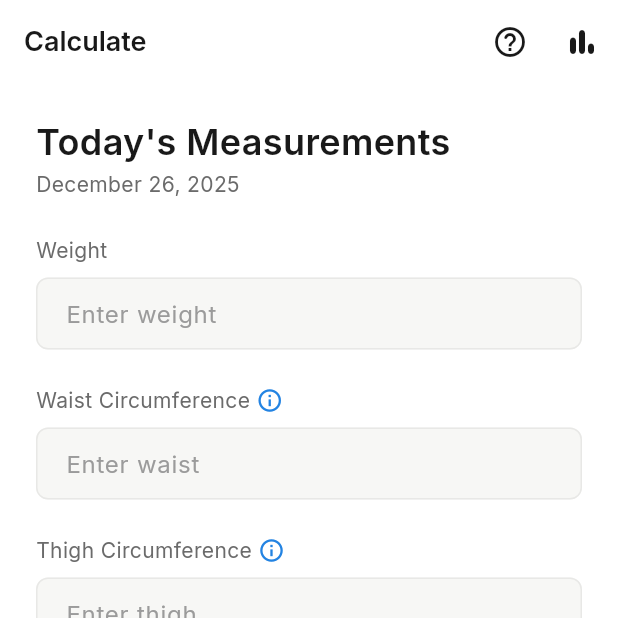
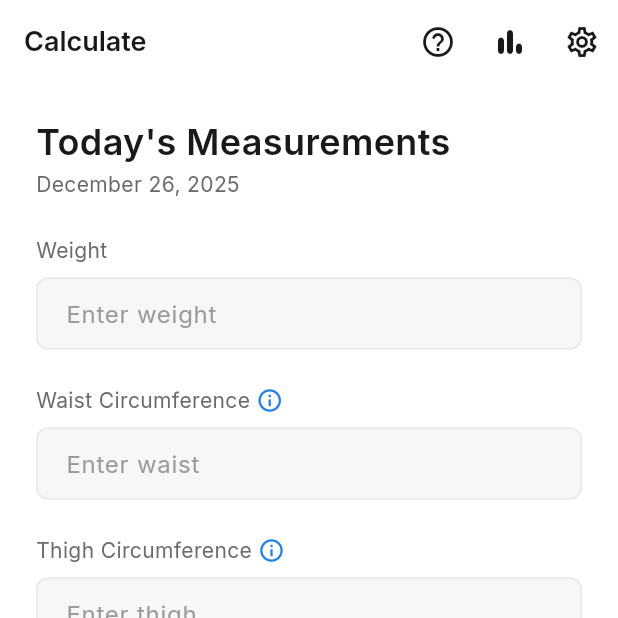
Before and after one commit to dmissoh/visco, a Flutter app: the screen it shows after launch, after a tap on "Continue", on a phone screen of 412 x 824 dp, the top half of it. Run offline on Flutter 3.47's test engine with Material 3 defaults, Android fonts, the light colour scheme and no system bars; our stand-ins replace fl_chart, flutter_riverpod, go_router, google_fonts, hive, hive_flutter; accounts and stored records are empty.

Commit message:
Add settings page with theme selection

```diff
--- a/lib/app.dart
+++ b/lib/app.dart
@@ -2,8 +2,7 @@ import 'package:flutter/material.dart';
 import 'package:flutter_riverpod/flutter_riverpod.dart';
 import 'package:visco/core/router/app_router.dart';
 import 'package:visco/core/theme/app_theme.dart';
-
-final themeModeProvider = StateProvider<ThemeMode>((ref) => ThemeMode.system);
+import 'package:visco/features/settings/providers/settings_provider.dart';
 
 class ViscoApp extends ConsumerWidget {
   const ViscoApp({super.key});
@@ -11,7 +10,7 @@ class ViscoApp extends ConsumerWidget {
   @override
   Widget build(BuildContext context, WidgetRef ref) {
     final router = ref.watch(routerProvider);
-    final themeMode = ref.watch(themeModeProvider);
+    final themeMode = ref.watch(settingsProvider);
 
     return MaterialApp.router(
       title: 'Visco',
--- a/lib/core/router/app_router.dart
+++ b/lib/core/router/app_router.dart
@@ -8,6 +8,7 @@ import 'package:visco/features/history/presentation/screens/history_screen.dart'
 import 'package:visco/features/onboarding/presentation/screens/onboarding_screen.dart';
 import 'package:visco/features/onboarding/providers/profile_provider.dart';
 import 'package:visco/features/result/presentation/screens/result_screen.dart';
+import 'package:visco/features/settings/presentation/screens/settings_screen.dart';
 
 final routerProvider = Provider<GoRouter>((ref) {
   final profile = ref.watch(profileNotifierProvider);
@@ -57,6 +58,11 @@ final routerProvider = Provider<GoRouter>((ref) {
         name: 'help',
         builder: (context, state) => const HelpScreen(),
       ),
+      GoRoute(
+        path: '/settings',
+        name: 'settings',
+        builder: (context, state) => const SettingsScreen(),
+      ),
     ],
     errorBuilder: (context, state) => Scaffold(
       body: Center(
--- a/lib/features/calculator/presentation/screens/calculator_screen.dart
+++ b/lib/features/calculator/presentation/screens/calculator_screen.dart
@@ -80,6 +80,11 @@ class _CalculatorScreenState extends ConsumerState<CalculatorScreen> {
             icon: const Icon(Icons.bar_chart_rounded),
             onPressed: () => context.push('/history'),
             tooltip: 'History',
+          ),
+          IconButton(
+            icon: const Icon(Icons.settings_outlined),
+            onPressed: () => context.push('/settings'),
+            tooltip: 'Settings',
           ),
         ],
       ),
--- /dev/null
+++ b/lib/features/settings/providers/settings_provider.dart
@@ -0,0 +1,25 @@
+import 'package:flutter/material.dart';
+import 'package:flutter_riverpod/flutter_riverpod.dart';
+import 'package:hive_flutter/hive_flutter.dart';
+
+const settingsBoxName = 'settings';
+
+final settingsProvider = NotifierProvider<SettingsNotifier, ThemeMode>(() {
+  return SettingsNotifier();
+});
+
+class SettingsNotifier extends Notifier<ThemeMode> {
+  late Box _box;
+
+  @override
+  ThemeMode build() {
+    _box = Hive.box(settingsBoxName);
+    final themeIndex = _box.get('themeMode', defaultValue: 0) as int;
+    return ThemeMode.values[themeIndex];
+  }
+
+  Future<void> setThemeMode(ThemeMode mode) async {
+    await _box.put('themeMode', mode.index);
+    state = mode;
+  }
+}
--- a/lib/main.dart
+++ b/lib/main.dart
@@ -1,13 +1,18 @@
 import 'package:flutter/material.dart';
 import 'package:flutter_riverpod/flutter_riverpod.dart';
+import 'package:google_fonts/google_fonts.dart';
 import 'package:hive_flutter/hive_flutter.dart';
 import 'package:visco/app.dart';
 import 'package:visco/core/providers/database_provider.dart';
 import 'package:visco/features/calculator/domain/models/measurement.dart';
 import 'package:visco/features/onboarding/domain/models/user_profile.dart';
+import 'package:visco/features/settings/providers/settings_provider.dart';
 
 void main() async {
   WidgetsFlutterBinding.ensureInitialized();
+
+  // Disable Google Fonts fetching - use system fonts as fallback
+  GoogleFonts.config.allowRuntimeFetching = false;
 
   // Initialize Hive
   await Hive.initFlutter();
@@ -21,6 +26,7 @@ void main() async {
   // Open boxes
   await Hive.openBox<UserProfile>(profileBoxName);
   await Hive.openBox<Measurement>(measurementsBoxName);
+  await Hive.openBox(settingsBoxName);
 
   runApp(
     const ProviderScope(
```
Also changed, not shown: lib/features/settings/presentation/screens/settings_screen.dart (added, +110 -0 lines), 1 other file.
